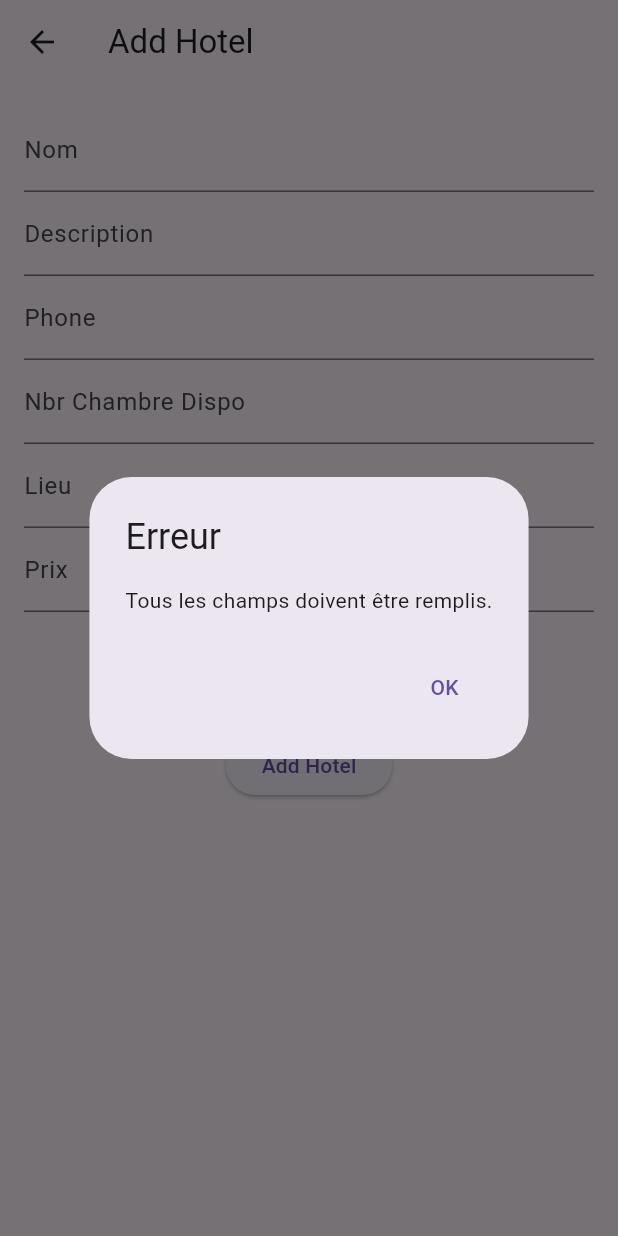
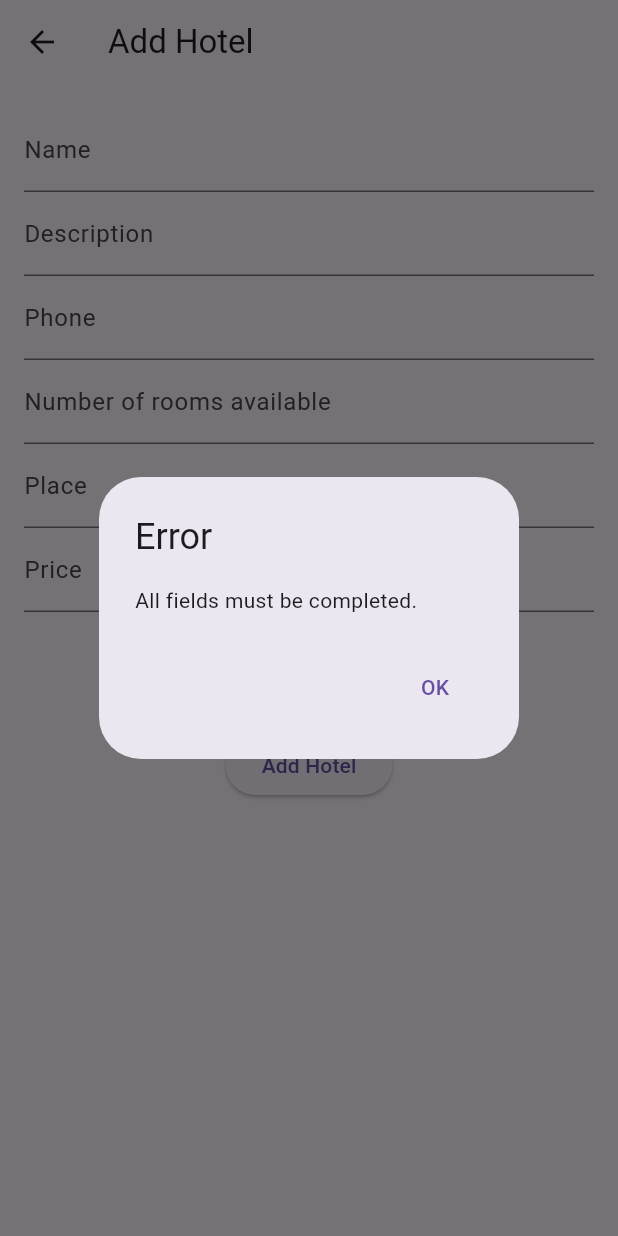
Before and after one commit to Tatiannah/Travel_Flutter_App, a Flutter app: the AddHotelScreen screen opened directly, after a tap on "Add Hotel", on a phone screen of 412 x 824 dp. Run offline on Flutter 3.47's test engine with Material 3 defaults, Android fonts, the phone set to English and light mode, and no system bars; our stand-ins replace image_picker, sqflite; accounts and stored records are empty.

Commit message:
translation of field FR -> US

```diff
--- a/lib/screens/add_client_screen.dart
+++ b/lib/screens/add_client_screen.dart
@@ -33,7 +33,7 @@ class _AddClientScreenState extends State<AddClientScreen> {
           children: <Widget>[
             TextField(
               controller: _nomController,
-              decoration: InputDecoration(labelText: 'Nom'),
+              decoration: InputDecoration(labelText: 'Full name'),
             ),
             TextField(
               controller: _emailController,
--- a/lib/screens/add_destination_screen.dart
+++ b/lib/screens/add_destination_screen.dart
@@ -34,7 +34,7 @@ class _AddDestinationScreenState extends State<AddDestinationScreen> {
     final image = _image?.path ?? '';
 
     if (nom.isEmpty || description.isEmpty || lieu.isEmpty || _typeTransportController.text.isEmpty || _prixController.text.isEmpty) {
-      _showErrorDialog('Tous les champs doivent être remplis.');
+      _showErrorDialog('All fields must be completed ');
       return;
     }
     double? prix;
@@ -42,7 +42,7 @@ class _AddDestinationScreenState extends State<AddDestinationScreen> {
 
       prix = double.parse(_prixController.text);
     } catch (e) {
-      _showErrorDialog('Veuillez entrer des valeurs valides pour le prix.');
+      _showErrorDialog('Please enter valid values for the price.');
       return;
     }
 
@@ -65,7 +65,7 @@ class _AddDestinationScreenState extends State<AddDestinationScreen> {
     showDialog(
       context: context,
       builder: (ctx) => AlertDialog(
-        title: Text('Erreur'),
+        title: Text('Error'),
         content: Text(message),
         actions: <Widget>[
           TextButton(
@@ -90,7 +90,7 @@ class _AddDestinationScreenState extends State<AddDestinationScreen> {
             children: <Widget>[
               TextField(
                 controller: _nomController,
-                decoration: InputDecoration(labelText: 'Nom'),
+                decoration: InputDecoration(labelText: 'Name'),
               ),
               TextField(
                 controller: _descriptionController,
@@ -98,16 +98,16 @@ class _AddDestinationScreenState extends State<AddDestinationScreen> {
               ),
               TextField(
                 controller: _typeTransportController,
-                decoration: InputDecoration(labelText: 'Type_transport'),
+                decoration: InputDecoration(labelText: 'Transport_type'),
               ),
 
               TextField(
                 controller: _lieuController,
-                decoration: InputDecoration(labelText: 'Lieu'),
+                decoration: InputDecoration(labelText: 'Place'),
               ),
               TextField(
                 controller: _prixController,
-                decoration: InputDecoration(labelText: 'Prix'),
+                decoration: InputDecoration(labelText: 'Price'),
                 keyboardType: TextInputType.numberWithOptions(decimal: true),
               ),
               SizedBox(height: 10),
--- a/lib/screens/add_hotel_screen.dart
+++ b/lib/screens/add_hotel_screen.dart
@@ -35,7 +35,7 @@ class _AddHotelScreenState extends State<AddHotelScreen> {
     final image = _image?.path ?? '';
 
     if (nom.isEmpty || description.isEmpty || phone.isEmpty || lieu.isEmpty || _nbrChambreDispoController.text.isEmpty || _prixController.text.isEmpty) {
-      _showErrorDialog('Tous les champs doivent être remplis.');
+      _showErrorDialog('All fields must be completed.');
       return;
     }
 
@@ -45,7 +45,7 @@ class _AddHotelScreenState extends State<AddHotelScreen> {
       nbrChambreDispo = int.parse(_nbrChambreDispoController.text);
       prix = double.parse(_prixController.text);
     } catch (e) {
-      _showErrorDialog('Veuillez entrer des valeurs valides pour le nombre de chambres et le prix.');
+      _showErrorDialog('Please enter valid values for number of rooms and price.');
       return;
     }
 
@@ -67,7 +67,7 @@ class _AddHotelScreenState extends State<AddHotelScreen> {
     showDialog(
       context: context,
       builder: (ctx) => AlertDialog(
-        title: Text('Erreur'),
+        title: Text('Error'),
         content: Text(message),
         actions: <Widget>[
           TextButton(
@@ -92,7 +92,7 @@ class _AddHotelScreenState extends State<AddHotelScreen> {
             children: <Widget>[
               TextField(
                 controller: _nomController,
-                decoration: InputDecoration(labelText: 'Nom'),
+                decoration: InputDecoration(labelText: 'Name'),
               ),
               TextField(
                 controller: _descriptionController,
@@ -104,22 +104,22 @@ class _AddHotelScreenState extends State<AddHotelScreen> {
               ),
               TextField(
                 controller: _nbrChambreDispoController,
-                decoration: InputDecoration(labelText: 'Nbr Chambre Dispo'),
+                decoration: InputDecoration(labelText: 'Number of rooms available'),
                 keyboardType: TextInputType.number,
               ),
               TextField(
                 controller: _lieuController,
-                decoration: InputDecoration(labelText: 'Lieu'),
+                decoration: InputDecoration(labelText: 'Place'),
               ),
               TextField(
                 controller: _prixController,
-                decoration: InputDecoration(labelText: 'Prix'),
+                decoration: InputDecoration(labelText: 'Price'),
                 keyboardType: TextInputType.numberWithOptions(decimal: true),
               ),
               SizedBox(height: 10),
               ElevatedButton(
                 onPressed: _pickImage,
-                child: Text('Choisir une Image'),
+                child: Text('Choose a Image'),
               ),
               _image != null ? Image.file(_image!) : Container(),
               SizedBox(height: 20),
--- a/lib/screens/edit_client_screen.dart
+++ b/lib/screens/edit_client_screen.dart
@@ -45,7 +45,7 @@ class _EditClientScreenState extends State<EditClientScreen> {
           children: <Widget>[
             TextField(
               controller: _nomController,
-              decoration: InputDecoration(labelText: 'Nom'),
+              decoration: InputDecoration(labelText: 'Full name'),
             ),
             TextField(
               controller: _emailController,
--- a/lib/screens/edit_destination_screen.dart
+++ b/lib/screens/edit_destination_screen.dart
@@ -63,7 +63,7 @@ class _EditDestinationScreenState extends State<EditDestinationScreen> {
   @override
   Widget build(BuildContext context) {
     return Scaffold(
-      appBar: AppBar(title: Text('Modification ')),
+      appBar: AppBar(title: Text('Edit ')),
       body: Padding(
         padding: const EdgeInsets.all(16.0),
         child: Form(
@@ -73,20 +73,20 @@ class _EditDestinationScreenState extends State<EditDestinationScreen> {
               children: <Widget>[
                 TextFormField(
                   controller: _nomController,
-                  decoration: InputDecoration(labelText: 'Nom'),
+                  decoration: InputDecoration(labelText: 'Name'),
                   validator: (value) {
                     if (value == null || value.isEmpty) {
-                      return 'Veuillez entrer le nom';
+                      return 'Please enter name';
                     }
                     return null;
                   },
                 ),
                 TextFormField(
                   controller: _descriptionController,
-                  decoration: InputDecoration(labelText: 'Adresse'),
+                  decoration: InputDecoration(labelText: 'Address'),
                   validator: (value) {
                     if (value == null || value.isEmpty) {
-                      return 'Veuillez entrer l\'adresse';
+                      return 'Please enter Address';
                     }
                     return null;
                   },
@@ -94,32 +94,32 @@ class _EditDestinationScreenState extends State<EditDestinationScreen> {
 
                 TextFormField(
                   controller: _typeTransportController,
-                  decoration: InputDecoration(labelText: 'Type de transport'),
+                  decoration: InputDecoration(labelText: 'Transport_Type'),
                   keyboardType: TextInputType.number,
                   validator: (value) {
                     if (value == null || value.isEmpty) {
-                      return 'Veuillez entrer le type de transport';
+                      return 'Please enter the type of Transport';
                     }
                     return null;
                   },
                 ),
                 TextFormField(
                   controller: _lieuController,
-                  decoration: InputDecoration(labelText: 'Lieu'),
+                  decoration: InputDecoration(labelText: 'Place'),
                   validator: (value) {
                     if (value == null || value.isEmpty) {
-                      return 'Veuillez entrer le lieu';
+                      return 'Please enter place ';
                     }
                     return null;
                   },
                 ),
                 TextFormField(
                   controller: _prixController,
-                  decoration: InputDecoration(labelText: 'Prix'),
+                  decoration: InputDecoration(labelText: 'Price '),
                   keyboardType: TextInputType.numberWithOptions(decimal: true),
                   validator: (value) {
                     if (value == null || value.isEmpty) {
-                      return 'Veuillez entrer le prix';
+                      return 'Please enter price';
                     }
                     return null;
                   },
@@ -127,13 +127,13 @@ class _EditDestinationScreenState extends State<EditDestinationScreen> {
                 SizedBox(height: 10),
                 ElevatedButton(
                   onPressed: _pickImage,
-                  child: Text('Choisir une Image'),
+                  child: Text('Choose a Image'),
                 ),
                 _image != null ? Image.file(_image!) : Container(),
                 SizedBox(height: 20),
                 ElevatedButton(
                   onPressed: _updateDestination,
-                  child: Text('Modifier'),
+                  child: Text('Edit'),
                 ),
               ],
             ),
--- a/lib/screens/edit_hotel_screen.dart
+++ b/lib/screens/edit_hotel_screen.dart
@@ -66,7 +66,7 @@ class _EditHotelScreenState extends State<EditHotelScreen> {
   @override
   Widget build(BuildContext context) {
     return Scaffold(
-      appBar: AppBar(title: Text('Modifier Hôtel')),
+      appBar: AppBar(title: Text('Edit Hotel')),
       body: Padding(
         padding: const EdgeInsets.all(16.0),
         child: Form(
@@ -76,20 +76,20 @@ class _EditHotelScreenState extends State<EditHotelScreen> {
               children: <Widget>[
                 TextFormField(
                   controller: _nomController,
-                  decoration: InputDecoration(labelText: 'Nom'),
+                  decoration: InputDecoration(labelText: 'Name'),
                   validator: (value) {
                     if (value == null || value.isEmpty) {
-                      return 'Veuillez entrer le nom';
+                      return 'Please enter name';
                     }
                     return null;
                   },
                 ),
                 TextFormField(
                   controller: _descriptionController,
-                  decoration: InputDecoration(labelText: 'Adresse'),
+                  decoration: InputDecoration(labelText: 'Address'),
                   validator: (value) {
                     if (value == null || value.isEmpty) {
-                      return 'Veuillez entrer l\'adresse';
+                      return 'PLease enter address';
                     }
                     return null;
                   },
@@ -99,39 +99,39 @@ class _EditHotelScreenState extends State<EditHotelScreen> {
                   decoration: InputDecoration(labelText: 'Phone'),
                   validator: (value) {
                     if (value == null || value.isEmpty) {
-                      return 'Veuillez entrer le numéro de téléphone';
+                      return 'Please enter number phone';
                     }
                     return null;
                   },
                 ),
                 TextFormField(
                   controller: _nbrChambreDispoController,
-                  decoration: InputDecoration(labelText: 'Nombre de Chambres Disponibles'),
+                  decoration: InputDecoration(labelText: 'Numbers of bedrom available'),
                   keyboardType: TextInputType.number,
                   validator: (value) {
                     if (value == null || value.isEmpty) {
-                      return 'Veuillez entrer le nombre de chambres disponibles';
+                      return 'Please the number of bedroom available ';
                     }
                     return null;
                   },
                 ),
                 TextFormField(
                   controller: _lieuController,
-                  decoration: InputDecoration(labelText: 'Lieu'),
+                  decoration: InputDecoration(labelText: 'Place'),
                   validator: (value) {
                     if (value == null || value.isEmpty) {
-                      return 'Veuillez entrer le lieu';
+                      return 'Please enter place';
                     }
                     return null;
                   },
                 ),
                 TextFormField(
                   controller: _prixController,
-                  decoration: InputDecoration(labelText: 'Prix'),
+                  decoration: InputDecoration(labelText: 'Price'),
                   keyboardType: TextInputType.numberWithOptions(decimal: true),
                   validator: (value) {
                     if (value == null || value.isEmpty) {
-                      return 'Veuillez entrer le prix';
+                      return 'Please enter place ';
                     }
                     return null;
                   },
@@ -139,13 +139,13 @@ class _EditHotelScreenState extends State<EditHotelScreen> {
                 SizedBox(height: 10),
                 ElevatedButton(
                   onPressed: _pickImage,
-                  child: Text('Choisir une Image'),
+                  child: Text('Choose Image'),
                 ),
                 _image != null ? Image.file(_image!) : Container(),
                 SizedBox(height: 20),
                 ElevatedButton(
                   onPressed: _updateHotel,
-                  child: Text('Modifier Hôtel'),
+                  child: Text('Edit Hotel'),
                 ),
               ],
             ),
--- a/pubspec.yaml
+++ b/pubspec.yaml
@@ -13,7 +13,7 @@ dependencies:
     sdk: flutter
   sqflite: ^2.0.0+4
   path: ^1.8.0
-  image_picker: ^0.8.4+4
+  image_picker: ^1.1.2
   path_provider: ^2.0.3
 
 dev_dependencies:
```
Also changed, not shown: lib/screens/destination_detail_screen.dart (+5 -5 lines), lib/screens/destination_list_screen.dart (+4 -4 lines), lib/screens/hotel_detail_screen.dart (+6 -6 lines), lib/screens/hotel_list_screen.dart (+6 -6 lines), pubspec.lock.
